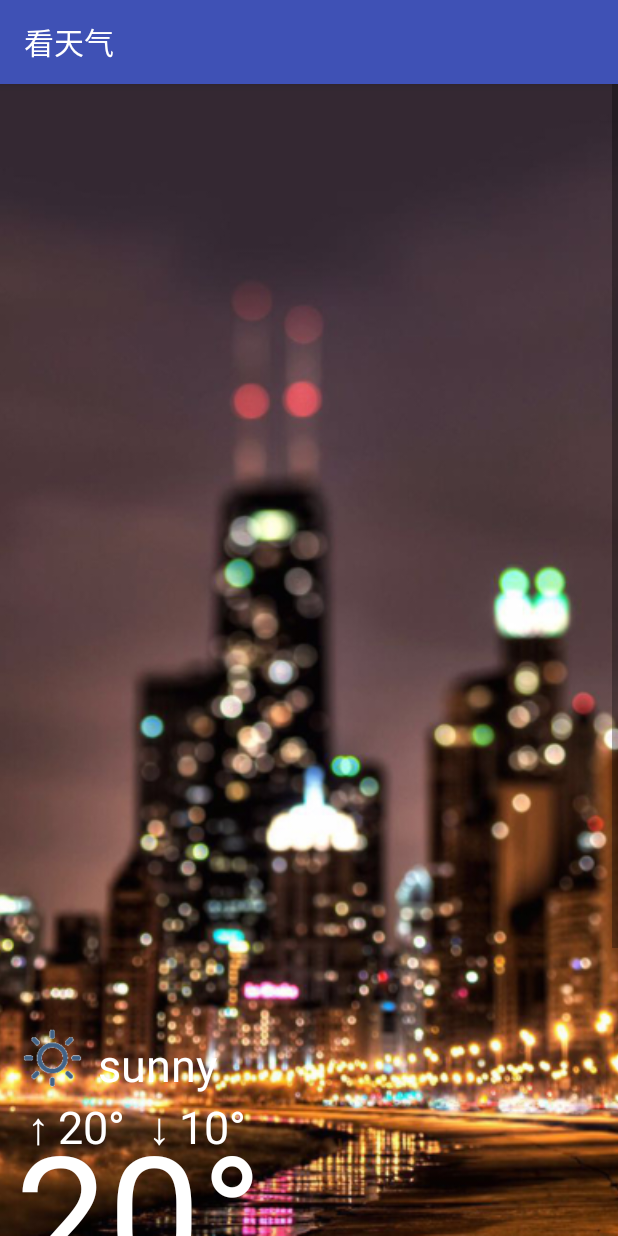
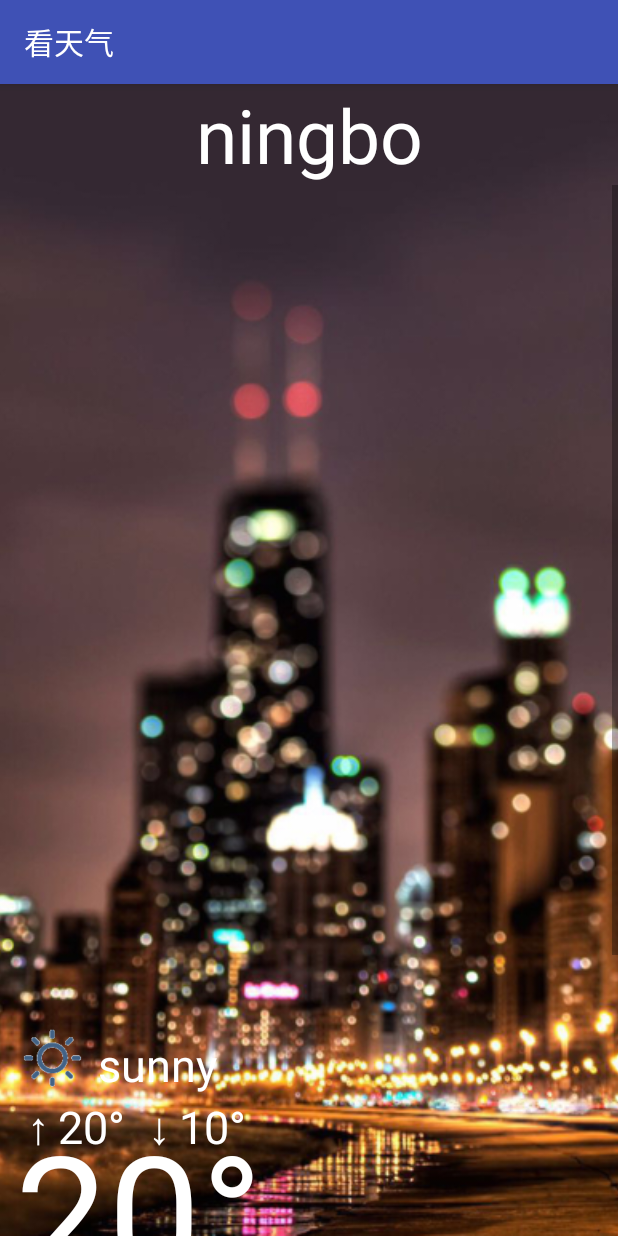
Before and after one commit to nbdavied/WeatherDemo, an Android app: the fragment WeatherInfoFragment shown on its own in the app's theme, on a phone screen of 412 x 824 dp. Run offline under Robolectric (Android 15) with nearby library versions, the phone set to English and light mode, and no system bars.

Commit message:
3.17更新
UI调整、数据显示

```diff
--- a/app/src/main/java/com/example/nbdv/weatherdemo/WeatherInfoFragment.java
+++ b/app/src/main/java/com/example/nbdv/weatherdemo/WeatherInfoFragment.java
@@ -26,13 +26,17 @@ import com.google.gson.Gson;
 
 
 public class WeatherInfoFragment extends Fragment {
-    private TextView tvCity;
-    private TextView tvTemp;
-    private TextView tvTempRange;
-    private TextView tvAirQua;
-    private TextView tvPM25;
-    private ImageView ivCond;
+    //view类
+    private ImageView ivNowInfoCondition;
+    private TextView tvNowInfoCondition;
+    private TextView tvMaxTemp;
+    private TextView tvMinTemp;
+    private TextView tvCurrentTemp;
+    private TextView tvCityName;
+    private ScrollView scrollView;
+    private LinearLayout mainWeatherInfoLayout;
     private LineChart lineChart;
+    private View view;             //根视图
     private String CityName;    //选定的城市名称
     private String CityID;      //城市id
     private JsonWeather weather;
@@ -40,28 +44,39 @@ public class WeatherInfoFragment extends Fragment {
     private boolean returnHandlerToParent = false;    //如果为true，则需要向parent activity传递handler，告知数据已经刷新
     private Handler parentHandler;
     private SwipeRefreshLayout swipeRefreshLayout;  //传入parent activity下拉刷新控件
-    private ScrollView scrollView;
-    private boolean needDisableScrollView;
-    private LinearLayout mainWeatherInfoLayout;
-    private  View view;
+
+    private boolean needDisableScrollView;      //true则需要将scroll view屏蔽
+
+
     @Override
     public View onCreateView(LayoutInflater inflater, ViewGroup container, Bundle savedInstanceState) {
         view = inflater.inflate(R.layout.fragment_weather_info, container, false);
-        tvCity = (TextView) view.findViewById(R.id.tvCity);
-        tvTemp = (TextView) view.findViewById(R.id.tvTemp);
+
+        /*--------------------find view here-----------------*/
+        ivNowInfoCondition= (ImageView) view.findViewById(R.id.iv_now_info_condition);
+         tvNowInfoCondition= (TextView) view.findViewById(R.id.tv_now_info_condition);
+         tvMaxTemp= (TextView) view.findViewById(R.id.tv_max_temp);
+         tvMinTemp= (TextView) view.findViewById(R.id.tv_min_temp);
+         tvCurrentTemp= (TextView) view.findViewById(R.id.tv_current_temp);
+        tvCityName= (TextView) view.findViewById(R.id.tv_city_name);
         lineChart = (LineChart) view.findViewById(R.id.lineChart);
         scrollView = (ScrollView) view.findViewById(R.id.weather_fragment_scroll_view);
+        mainWeatherInfoLayout= (LinearLayout) view.findViewById(R.id.main_weather_info);
+        /*-------------------find view finished--------------*/
+
         viewCreated = true;
         Log.i("info", "fragment onCreateView");
-        //LinearLayout blankLayout= (LinearLayout) view.findViewById(R.id.blank_layout);
-        mainWeatherInfoLayout= (LinearLayout) view.findViewById(R.id.main_weather_info);
+
+
         ViewTreeObserver vto=mainWeatherInfoLayout.getViewTreeObserver();
+        //等待视图加载完成之后，读取linear layout高度并设置margin值
         vto.addOnGlobalLayoutListener(new ViewTreeObserver.OnGlobalLayoutListener() {
             @TargetApi(Build.VERSION_CODES.JELLY_BEAN)
             @Override
             public void onGlobalLayout() {
                 int h=mainWeatherInfoLayout.getHeight();
-                int padding=getResources().getDisplayMetrics().heightPixels-h;
+                int h2=tvCityName.getHeight();
+                int padding=getResources().getDisplayMetrics().heightPixels-h-h2;
                 //mainWeatherInfoLayout.setPadding(0, padding, 0, 0);
 
                 LinearLayout.LayoutParams lp= (LinearLayout.LayoutParams) mainWeatherInfoLayout.getLayoutParams();
@@ -105,9 +120,21 @@ public class WeatherInfoFragment extends Fragment {
     }
 
     private void updateContent() {
-        tvCity.setText(CityName);
-        int curTmp = weather.serviceVersion[0].now.tmp;
-        tvTemp.setText(curTmp + "℃");
+        JsonWeather.Now now=weather.serviceVersion[0].now;
+        //设置图标
+        int curCond=now.cond.code;
+        ivNowInfoCondition.setImageResource(JsonWeather.getConditionImage(curCond));
+        //设置天气状态
+        String cond=now.cond.txt;
+        tvNowInfoCondition.setText(cond);
+        //设置最高气温
+        tvMaxTemp.setText(weather.serviceVersion[0].daily_forecast[0].tmp.max+"°");
+        //设置最低气温
+        tvMaxTemp.setText(weather.serviceVersion[0].daily_forecast[0].tmp.min+"°");
+        //设置当前温度
+        tvCurrentTemp.setText(now.tmp+"°");
+        //设置城市名称
+        tvCityName.setText(CityName);
 
         //设置LineChart属性
         int lenth = weather.serviceVersion[0].daily_forecast.length;
@@ -171,15 +198,6 @@ public class WeatherInfoFragment extends Fragment {
         if (weather != null)
             updateContent();
 
-
-        //LinearLayout.LayoutParams params= (LinearLayout.LayoutParams) mainWeatherInfoLayout.getLayoutParams();
-        //int scrollViewHeight=scrollView.getHeight();
-        //int layoutHeight=params.height;
-        //int height=getResources().getDisplayMetrics().heightPixels-mainWeatherInfoLayout.getMeasuredHeight();
-        //params.setMargins(0,scrollViewHeight-layoutHeight,0,0);
-        //mainWeatherInfoLayout.setLayoutParams(params);
-        //mainWeatherInfoLayout.setPadding(0,height,0,0);
-
     }
 
     @Override
--- a/app/src/main/res/layout/drawer_item.xml
+++ b/app/src/main/res/layout/drawer_item.xml
@@ -14,10 +14,10 @@
         android:text="ningbo"
         android:id="@+id/drawer_city_list_text"/>
     <ImageButton
-        android:layout_width="40dp"
-        android:layout_height="40dp"
+        android:layout_width="25dp"
+        android:layout_height="25dp"
         android:layout_gravity="center_vertical"
-        android:layout_marginRight="5dp"
+        android:layout_marginRight="10dp"
         android:src="@drawable/del_city"
         android:id="@+id/drawer_city_list_delete"
         android:background="@android:color/transparent"
--- a/app/src/main/res/layout/fragment_weather_info.xml
+++ b/app/src/main/res/layout/fragment_weather_info.xml
@@ -15,9 +15,18 @@
             android:scaleType="centerCrop"
             android:src="@drawable/bg_weather" />
     </FrameLayout>
-
+<TextView
+    android:id="@+id/tv_city_name"
+    android:layout_width="match_parent"
+    android:layout_height="wrap_content"
+    android:textSize="50sp"
+    android:textColor="@color/white"
+    android:text="ningbo"
+    android:gravity="center_horizontal"
+    />
     <ScrollView
         android:id="@+id/weather_fragment_scroll_view"
+        android:layout_below="@id/tv_city_name"
         android:layout_width="match_parent"
         android:layout_height="match_parent"
         android:fillViewport="true">
@@ -55,6 +64,7 @@
                             android:src="@drawable/c100" />
 
                         <TextView
+                            android:id="@+id/tv_now_info_condition"
                             android:layout_width="wrap_content"
                             android:layout_height="wrap_content"
                             android:layout_gravity="bottom"
@@ -78,6 +88,7 @@
                             android:textSize="30sp" />
 
                         <TextView
+                            android:id="@+id/tv_max_temp"
                             android:layout_width="wrap_content"
                             android:layout_height="wrap_content"
                             android:paddingLeft="5dp"
@@ -94,6 +105,7 @@
                             android:textSize="30sp" />
 
                         <TextView
+                            android:id="@+id/tv_min_temp"
                             android:layout_width="wrap_content"
                             android:layout_height="wrap_content"
                             android:paddingLeft="5dp"
@@ -108,6 +120,7 @@
                         android:layout_alignParentBottom="true"
                         android:gravity="bottom">
                         <TextView
+                            android:id="@+id/tv_current_temp"
                             android:layout_width="match_parent"
                             android:layout_height="wrap_content"
                             android:gravity="bottom"
```
Also changed, not shown: app/src/main/java/com/example/nbdv/weatherdemo/MainActivity.java (+1 -45 lines), app/src/main/java/com/example/nbdv/weatherdemo/json/JsonWeather.java (+38 -40 lines), app/src/main/res/layout/activity_main.xml (+8 -4 lines).
